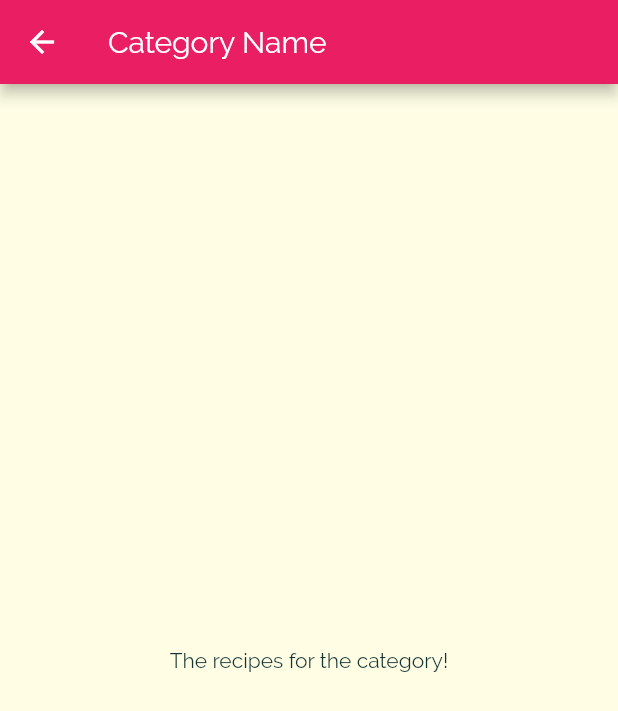
After one commit to pvrsouza/meal_app, a Flutter app: the screen it shows after launch, after a tap on "Italian", on a phone screen of 412 x 824 dp. The commit adds this screen. Shown: the top 711 px of the screen. Run offline on Flutter 3.47's test engine with Material 2 defaults, Android fonts, the phone set to English and light mode, and no system bars.

Commit message:
primeira navegação entre paginas

```diff
--- /dev/null
+++ b/lib/category_meals_screen.dart
@@ -0,0 +1,15 @@
+import 'package:flutter/material.dart';
+
+class CategoryMealsScreen extends StatelessWidget {
+  @override
+  Widget build(BuildContext context) {
+    return Scaffold(
+      appBar: AppBar(
+        title: Text('Category Name'),
+      ),
+      body: Center(
+        child: const Text('The recipes for the category!'),
+      ),
+    );
+  }
+}
--- a/lib/cetegory_item.dart
+++ b/lib/cetegory_item.dart
@@ -1,4 +1,5 @@
 import 'package:flutter/material.dart';
+import 'package:flutter_complete_guide/category_meals_screen.dart';
 
 class CategoryItem extends StatelessWidget {
   final String title;
@@ -9,9 +10,25 @@ class CategoryItem extends StatelessWidget {
     @required this.color,
   });
 
+  void selectCategory(BuildContext context) {
+    Navigator.of(context).push(
+      MaterialPageRoute(
+        builder: (_) {
+          return CategoryMealsScreen();
+        },
+      ),
+    );
+  }
+
   @override
   Widget build(BuildContext context) {
-    return Container(
+    //Aqui poderiamos usar o GestureDetector normal, mas para ter um feedback visual usamo o InkWell
+    return InkWell(
+      onTap: () => selectCategory(context),
+      splashColor: Theme.of(context).primaryColor,
+      borderRadius: BorderRadius.circular(
+          15), //melhor que seja o mesmo do BoxDecoration abaixo para que fique coerente
+      child: Container(
         padding: const EdgeInsets.all(20),
         child: Text(
           title,
@@ -28,6 +45,7 @@ class CategoryItem extends StatelessWidget {
           ),
           borderRadius: BorderRadius.circular(15),
         ),
+      ),
     );
   }
 }
```
Lines whose indentation alone changed are shown as unchanged.
